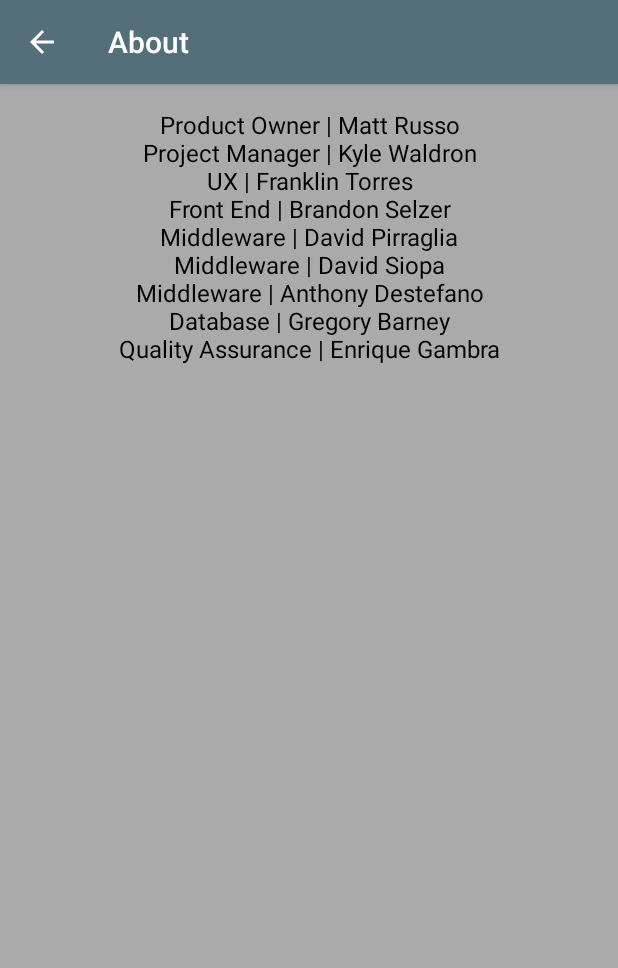
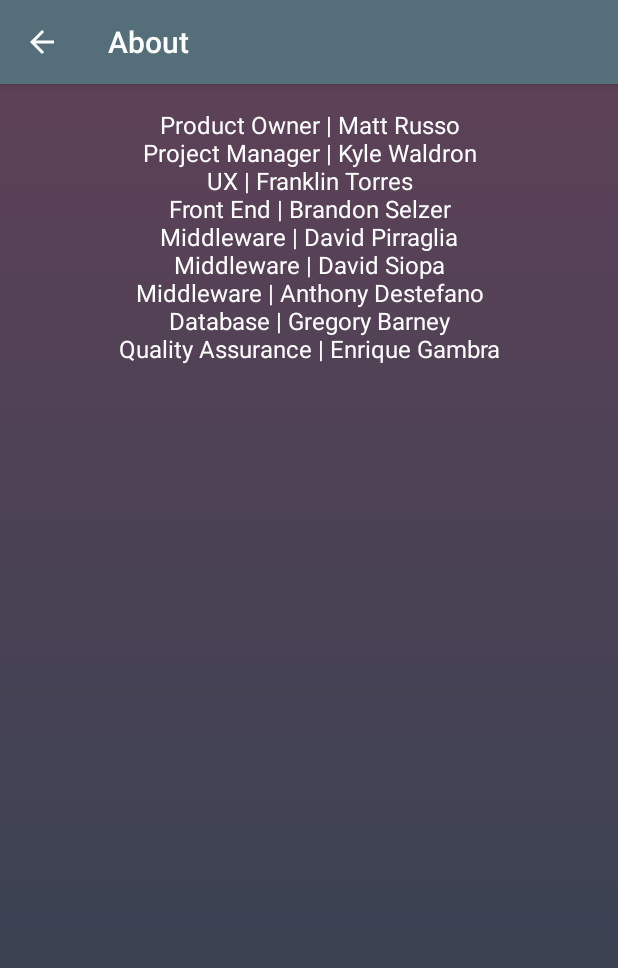
Before and after one commit to mattrusso9037/Flashcards, an Android app: the AboutActivity screen opened directly, with no data from a screen before it, on a phone screen of 412 x 824 dp. Shown: the top 968 px of the screen. Run offline under Robolectric (Android 15) with nearby library versions, the phone set to English and light mode, and no system bars.

Commit message:
Added the background gradient to some of the activities

```diff
--- a/mobile/src/main/res/layout/activity_about.xml
+++ b/mobile/src/main/res/layout/activity_about.xml
@@ -5,7 +5,7 @@
     xmlns:tools="http://schemas.android.com/tools"
     android:layout_width="match_parent"
     android:layout_height="match_parent"
-    android:background="@android:color/darker_gray"
+    android:background="@drawable/gradient_background"
     tools:context=".AboutActivity">
 
     <!--<TextView
@@ -27,7 +27,7 @@
         android:layout_marginTop="@dimen/txt_about_label_margin_top"
         android:gravity="center"
         android:text="@string/txt_about"
-        android:textColor="@android:color/black"
+        android:textColor="@android:color/white"
         android:textSize="@dimen/txt_about_text_size"
         app:layout_constraintLeft_toLeftOf="parent"
         app:layout_constraintRight_toRightOf="parent"
--- a/mobile/src/main/res/layout/activity_settings.xml
+++ b/mobile/src/main/res/layout/activity_settings.xml
@@ -5,7 +5,7 @@
     xmlns:tools="http://schemas.android.com/tools"
     android:layout_width="match_parent"
     android:layout_height="match_parent"
-    android:background="@android:color/darker_gray"
+    android:background="@drawable/gradient_background"
     tools:context="com.matt.flashcards.SettingsActivity">
 
     <Button
--- a/mobile/src/main/res/layout/activity_sp_flashcard_viewer.xml
+++ b/mobile/src/main/res/layout/activity_sp_flashcard_viewer.xml
@@ -5,7 +5,7 @@
     xmlns:tools="http://schemas.android.com/tools"
     android:layout_width="match_parent"
     android:layout_height="match_parent"
-    android:background="@android:color/darker_gray"
+    android:background="@drawable/gradient_background"
     tools:context=".SP_FlashcardViewerActivity">
 
     <android.support.constraint.ConstraintLayout
```
